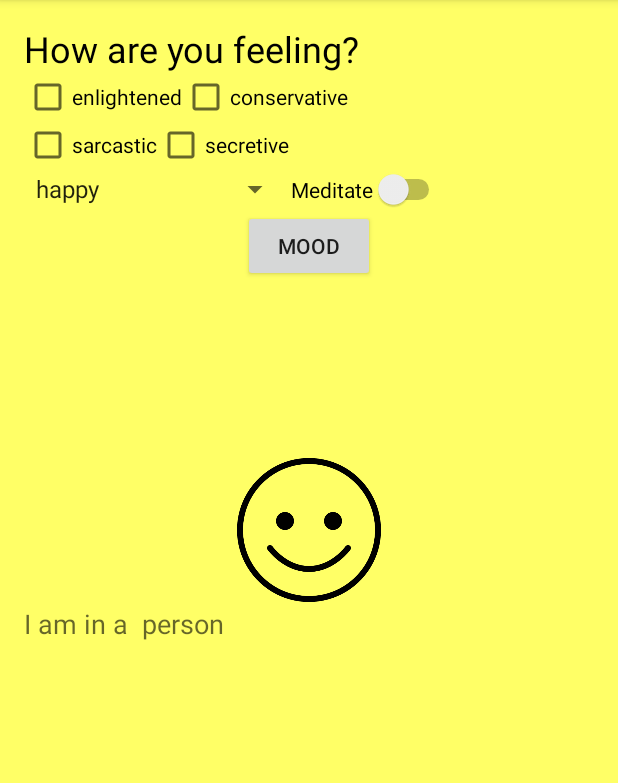
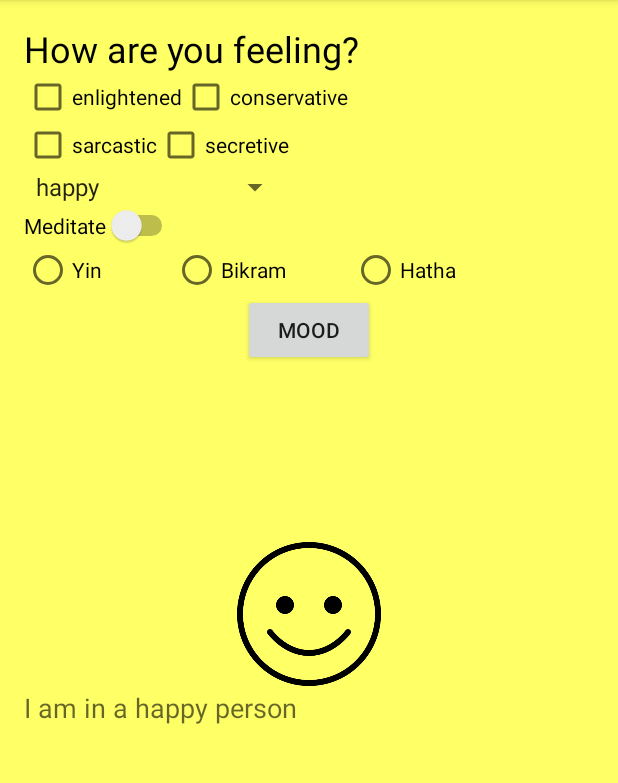
Before and after one commit to qubick/MAD2015, an Android app: the screen it shows after launch (MainActivity), after a tap on "MOOD", on a phone screen of 412 x 824 dp, the part 84-867 px from its top. Run offline under Robolectric (Android 15) with nearby library versions, the phone set to English and light mode, and no system bars.

Commit message:
radio btn gr. created, layout changed

```diff
--- a/lab9/app/src/main/java/com/example/jeeeunkim/lab9/MainActivity.java
+++ b/lab9/app/src/main/java/com/example/jeeeunkim/lab9/MainActivity.java
@@ -1,33 +1,30 @@
 package com.example.jeeeunkim.lab9;
 
+import android.os.Bundle;
 import android.support.v7.app.AppCompatActivity;
-import android.os.Bundle;
 import android.view.View;
-//import android.R;
+import android.widget.CheckBox;
+import android.widget.ImageView;
+import android.widget.RadioGroup;
 import android.widget.Spinner;
 import android.widget.Switch;
 import android.widget.TextView;
-import android.widget.CheckBox;
-import android.widget.ImageView;
+//import android.R;
 
 public class MainActivity extends AppCompatActivity { //controller view in iOS
     public void findMood(View view){
+
         TextView feeling = (TextView)findViewById(R.id.feelingText);
         Spinner moodSpinner = (Spinner)findViewById(R.id.spinner);
         String moodText = String.valueOf(moodSpinner.getSelectedItem());
-        feeling.setText("I'm in a " + moodText + " mood!");
+        feeling.setText("I'm in a" + moodText + " mood!");
 
-        /*
-        if (moodText == "happy"){
-            feeling.setText("I am happy too!");
-        }
-        */
 
         String checkbox_string = "";
         CheckBox check1 = (CheckBox) findViewById(R.id.checkBox1);
         boolean checked1 = check1.isChecked();
         if(checked1){
-            checkbox_string += " sarcastic";
+            checkbox_string += " enlightened";
         }
 
         CheckBox check2 = (CheckBox) findViewById(R.id.checkBox2);
@@ -47,15 +44,32 @@ public class MainActivity extends AppCompatActivity { //controller view in iOS
             checkbox_string += " secretive";
         }
 
+        RadioGroup yoga = (RadioGroup) findViewById(R.id.yoga_type);
+        String yogatype;
+        int yoga_id = yoga.getCheckedRadioButtonId();
+        switch(yoga_id){
+            case -1:
+                yogatype="no";
+                break;
+            case R.id.radioButton1:
+                yogatype="Yin";
+                break;
+            case R.id.radioButton2:
+                yogatype="Bikram";
+                break;
+            case R.id.radioButton3:
+                yogatype="Hatha";
+                break;
+            default:
+                yogatype="no";
+        }
+
         String meditate_string = "";
         Switch meditate_switch = (Switch) findViewById(R.id.switch1);
         boolean meditate = meditate_switch.isChecked();
         if(meditate){
-            meditate_string = " and mediates";
+            meditate_string = "and meditates with " + yogatype;
         }
-
-        //update mood textview
-        feeling.setText("I am in a " + checkbox_string + " person" + meditate_string);
 
         //img
         ImageView emotion = (ImageView) findViewById(R.id.imageView);
@@ -71,13 +85,16 @@ public class MainActivity extends AppCompatActivity { //controller view in iOS
             image = R.drawable.depressed;
         } else if(moodText.equals("confused")){
             image = R.drawable.confused;
-        } else if(moodText.equals("sad")){
+        } else if (moodText.equals("sad")){
             image = R.drawable.sad;
         } else {
             image = R.drawable.happy;
             System.out.println("This cannot happened");
         }
         emotion.setImageResource(image);
+        //update mood textview
+        feeling.setText("I am in a " + checkbox_string + moodText + " person" + meditate_string);
+
     }
 
     @Override
--- a/lab9/app/src/main/res/layout/activity_main.xml
+++ b/lab9/app/src/main/res/layout/activity_main.xml
@@ -24,24 +24,12 @@
             android:layout_centerHorizontal="true"
             android:id="@+id/textView" />
 
-        <!--LinearLayout
+
+        <LinearLayout
             android:orientation="horizontal"
             android:layout_width="match_parent"
             android:layout_height="wrap_content"
-            android:layout_gravity="center_horizontal">
-
-            <RadioButton
-                android:layout_width="wrap_content"
-                android:layout_height="wrap_content"
-                android:text="New RadioButton"
-                android:id="@+id/radioButton" />
-
-            <RadioButton
-                android:layout_width="wrap_content"
-                android:layout_height="wrap_content"
-                android:text="New RadioButton"
-                android:id="@+id/radioButton2" />
-        </LinearLayout-->
+            android:layout_gravity="center_horizontal"></LinearLayout>
 
         <LinearLayout
             android:orientation="horizontal"
@@ -84,7 +72,7 @@
         </LinearLayout>
 
         <LinearLayout
-            android:orientation="horizontal"
+            android:orientation="vertical"
             android:layout_width="match_parent"
             android:layout_height="wrap_content"
             android:layout_gravity="center_horizontal">
@@ -98,16 +86,44 @@
                 android:layout_alignParentLeft="true"
                 android:layout_alignParentStart="true" />
 
-            <Switch
-                android:layout_width="wrap_content"
-                android:layout_height="wrap_content"
-                android:text="@string/meditate_switch"
-                android:id="@+id/switch1" />
 
             <LinearLayout
                 android:orientation="vertical"
                 android:layout_width="match_parent"
-                android:layout_height="match_parent"></LinearLayout>
+                android:layout_height="match_parent">
+
+                <Switch
+                    android:layout_width="wrap_content"
+                    android:layout_height="wrap_content"
+                    android:text="@string/meditate_switch"
+                    android:id="@+id/switch1" />
+
+                <RadioGroup
+                    android:layout_width="wrap_content"
+                    android:layout_height="wrap_content"
+                    android:id="@+id/yoga_type"
+                    android:orientation="horizontal"
+                    android:layout_weight="1">
+
+                    <RadioButton
+                        android:layout_width="99dp"
+                        android:layout_height="wrap_content"
+                        android:text="@string/yoga1_radio"
+                        android:id="@+id/radioButton1" />
+
+                    <RadioButton
+                        android:layout_width="119dp"
+                        android:layout_height="wrap_content"
+                        android:text="@string/yoga2_radio"
+                        android:id="@+id/radioButton2" />
+
+                    <RadioButton
+                        android:layout_width="102dp"
+                        android:layout_height="wrap_content"
+                        android:text="@string/yoga3_radio"
+                        android:id="@+id/radioButton3" />
+                </RadioGroup>
+            </LinearLayout>
 
         </LinearLayout>
 
--- a/lab9/app/src/main/res/values/strings.xml
+++ b/lab9/app/src/main/res/values/strings.xml
@@ -13,6 +13,11 @@
         <item>delighted</item>
     </string-array>
 
+    <string name="yoga_text">Yoga</string>
+    <string name="yoga1_radio">Yin</string>
+    <string name="yoga2_radio">Bikram</string>
+    <string name="yoga3_radio">Hatha</string>
+
     <string name="enlgihted_check">enlightened</string>
     <string name="conservative_check">conservative</string>
     <string name="sarcastic_check">sarcastic</string>
```
